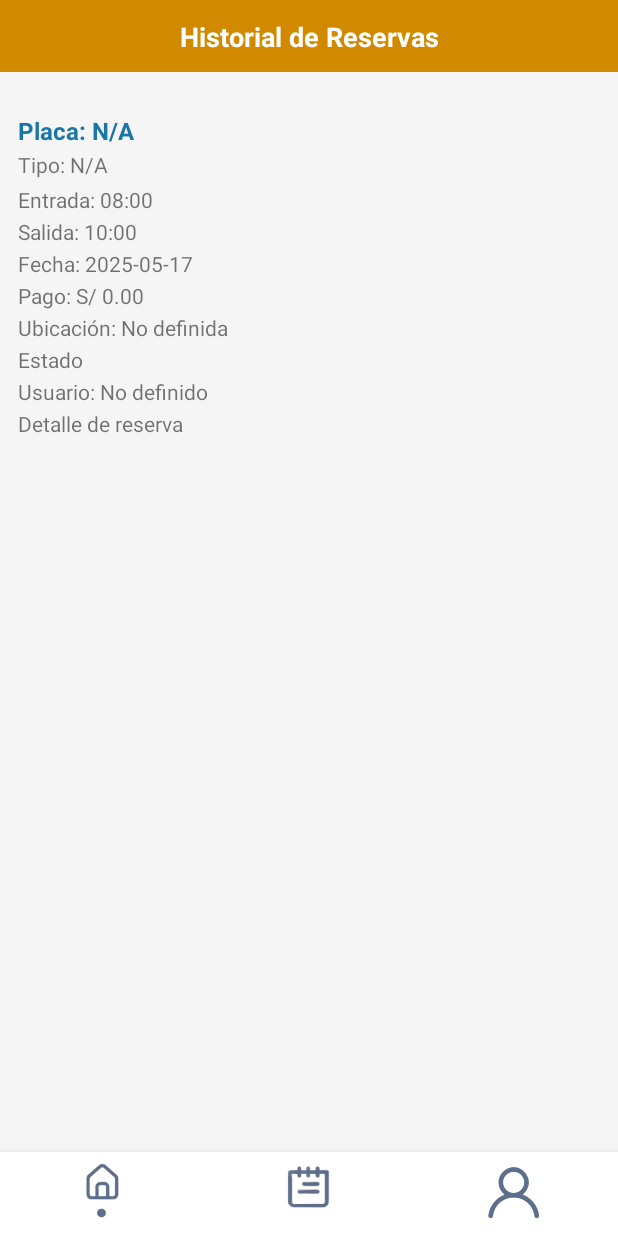
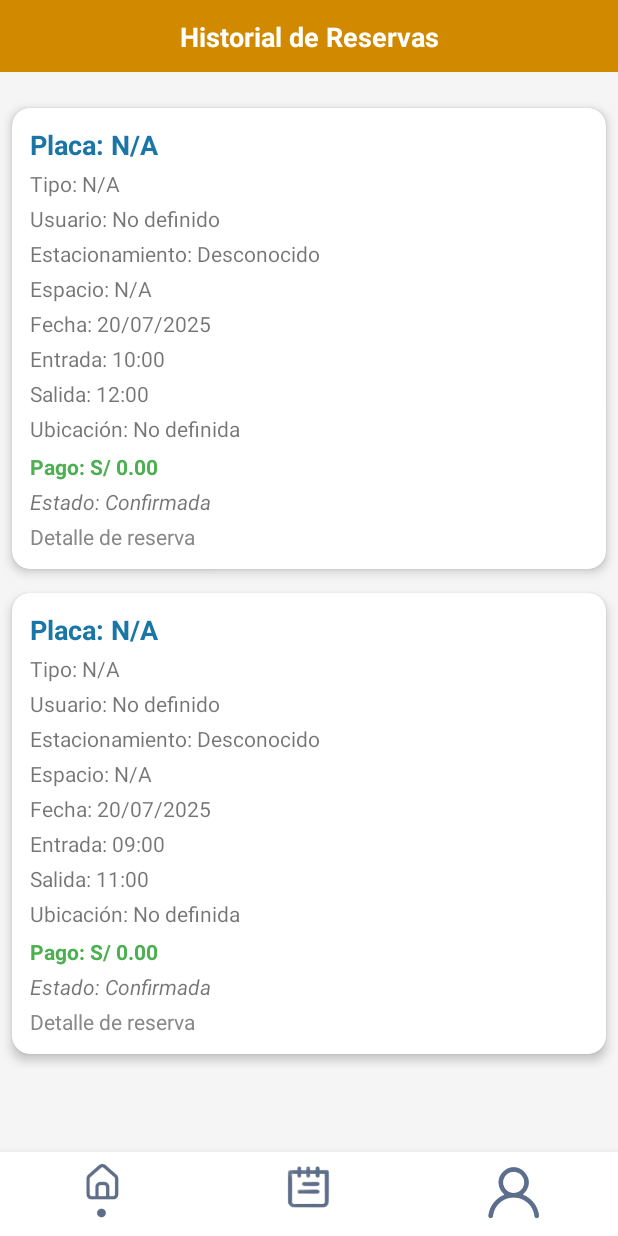
Before and after one commit to Frost173/IntegradorApp, an Android app: the ActivityHistorialReserva screen opened directly, with no data from a screen before it, on a phone screen of 412 x 824 dp. Run offline under Robolectric (Android 15) with nearby library versions, the phone set to English and light mode, and no system bars.

Commit message:
avance 3.3

```diff
--- a/app/build.gradle.kts
+++ b/app/build.gradle.kts
@@ -48,7 +48,7 @@ dependencies {
 
     implementation ("com.squareup.picasso:picasso:2.8")
 
-
+    implementation ("androidx.cardview:cardview:1.0.0")
     // Dependencias generales
     implementation(libs.appcompat)
     implementation(libs.material)
--- a/app/src/main/java/com/cochera/miproyectointegrador/DataBase/Reserva.java
+++ b/app/src/main/java/com/cochera/miproyectointegrador/DataBase/Reserva.java
@@ -22,11 +22,15 @@ public class Reserva {
 
     // Información de pago y ubicación
     private double pagoHora;
-    private double pago; // este es el que leeremos de la BD
+    private double pago;
     private String ubicacion;
 
-    // Estado de la reserva (ej: "activo", "cancelado", etc.)
+    // Estado de la reserva
     private String estado;
+
+    // Nuevos campos agregados:
+    private String nombreEstacionamiento;
+    private String codigoEspacio;
 
     // Constructor vacío
     public Reserva() {}
@@ -44,9 +48,11 @@ public class Reserva {
     public String getHoraEntrada() { return horaEntrada; }
     public String getHoraSalida() { return horaSalida; }
     public double getPagoHora() { return pagoHora; }
-    public double getPago() { return pago; }  // <--- ahora usamos esto directamente
+    public double getPago() { return pago; }
     public String getUbicacion() { return ubicacion; }
     public String getEstado() { return estado; }
+    public String getNombreEstacionamiento() { return nombreEstacionamiento; }
+    public String getCodigoEspacio() { return codigoEspacio; }
 
     // Setters
     public void setReservaid(int reservaid) { this.reservaid = reservaid; }
@@ -64,6 +70,8 @@ public class Reserva {
     public void setPago(double pago) { this.pago = pago; }
     public void setUbicacion(String ubicacion) { this.ubicacion = ubicacion; }
     public void setEstado(String estado) { this.estado = estado; }
+    public void setNombreEstacionamiento(String nombreEstacionamiento) { this.nombreEstacionamiento = nombreEstacionamiento; }
+    public void setCodigoEspacio(String codigoEspacio) { this.codigoEspacio = codigoEspacio; }
 
     // Alias methods
     public void setId(int id) {
@@ -74,9 +82,7 @@ public class Reserva {
         this.fecha = fechaReserva;
     }
 
-    //  Eliminado el método que calculaba el pago (confundía si los datos no estaban completos)
-    // Si lo necesitas, puedes renombrarlo como getPagoCalculado() y usarlo opcionalmente
-
+    // Cálculo de pago estimado
     public double getPagoCalculado() {
         try {
             String[] entrada = horaEntrada.split(":");
@@ -92,6 +98,4 @@ public class Reserva {
             return 0;
         }
     }
-
-
 }
--- a/app/src/main/java/com/cochera/miproyectointegrador/ReservaAdapter.java
+++ b/app/src/main/java/com/cochera/miproyectointegrador/ReservaAdapter.java
@@ -5,18 +5,18 @@ import android.view.LayoutInflater;
 import android.view.View;
 import android.view.ViewGroup;
 import android.widget.TextView;
+
 import androidx.annotation.NonNull;
 import androidx.recyclerview.widget.RecyclerView;
 
 import com.cochera.miproyectointegrador.DataBase.Reserva;
-import com.cochera.miproyectointegrador.R;
 
 import java.util.List;
 
 public class ReservaAdapter extends RecyclerView.Adapter<ReservaAdapter.ReservaViewHolder> {
 
-    private Context context;
-    private List<Reserva> reservaList;
+    private final Context context;
+    private final List<Reserva> reservaList;
 
     public ReservaAdapter(Context context, List<Reserva> reservaList) {
         this.context = context;
@@ -34,45 +34,33 @@ public class ReservaAdapter extends RecyclerView.Adapter<ReservaAdapter.ReservaV
     public void onBindViewHolder(@NonNull ReservaViewHolder holder, int position) {
         Reserva reserva = reservaList.get(position);
 
-        // Mostrar placa
-        holder.tvPlaca.setText("Placa: " + (reserva.getPlaca() != null ? reserva.getPlaca() : "N/A"));
+        holder.tvPlaca.setText("Placa: " + safeText(reserva.getPlaca(), "N/A"));
+        holder.tvTipoVehiculo.setText("Tipo: " + safeText(reserva.getTipoVehiculo(), "N/A"));
+        holder.tvFecha.setText("Fecha: " + safeText(reserva.getFecha(), "N/A"));
+        holder.tvHoraEntrada.setText("Entrada: " + safeText(reserva.getHoraEntrada(), "00:00"));
+        holder.tvHoraSalida.setText("Salida: " + safeText(reserva.getHoraSalida(), "00:00"));
+        holder.tvUbicacion.setText("Ubicación: " + safeText(reserva.getUbicacion(), "No definida"));
+        holder.tvPagoTotal.setText(String.format("Pago: S/ %.2f", reserva.getPago()));
+        holder.tvEstado.setText("Estado: " + safeText(reserva.getEstado(), "Pendiente"));
 
-        // Mostrar tipo de vehículo
-        holder.tvTipoVehiculo.setText("Tipo: " + (reserva.getTipoVehiculo() != null ? reserva.getTipoVehiculo() : "N/A"));
+        String nombre = reserva.getNombreUsuario() != null ? reserva.getNombreUsuario() : "";
+        String apellido = reserva.getApellidoUsuario() != null ? reserva.getApellidoUsuario() : "";
+        String usuarioCompleto = (nombre + " " + apellido).trim();
+        holder.tvUsuario.setText("Usuario: " + (usuarioCompleto.isEmpty() ? "No definido" : usuarioCompleto));
 
-        // Mostrar fecha y hora
-        holder.tvFecha.setText("Fecha: " + (reserva.getFecha() != null ? reserva.getFecha() : "N/A"));
-        holder.tvHoraEntrada.setText("Entrada: " + (reserva.getHoraEntrada() != null ? reserva.getHoraEntrada() : "00:00"));
-        holder.tvHoraSalida.setText("Salida: " + (reserva.getHoraSalida() != null ? reserva.getHoraSalida() : "00:00"));
-
-        // Mostrar ubicación (si existe en el layout)
-        if (holder.tvUbicacion != null) {
-            String ubicacion = reserva.getUbicacion();
-            holder.tvUbicacion.setText("Ubicación: " + (ubicacion != null && !ubicacion.isEmpty() ? ubicacion : "No definida"));
-        }
-
-        // Mostrar pago total con formato decimal
-        holder.tvPagoTotal.setText(String.format("Pago: S/ %.2f", reserva.getPago()));
-
-        // Mostrar nombre y apellido del usuario (si existe en el layout)
-        if (holder.tvUsuario != null) {
-            String nombre = reserva.getNombreUsuario() != null ? reserva.getNombreUsuario() : "";
-            String apellido = reserva.getApellidoUsuario() != null ? reserva.getApellidoUsuario() : "";
-            String usuarioCompleto = (nombre + " " + apellido).trim();
-            holder.tvUsuario.setText("Usuario: " + (usuarioCompleto.isEmpty() ? "No definido" : usuarioCompleto));
-        }
+        holder.tvEstacionamiento.setText("Estacionamiento: " + safeText(reserva.getNombreEstacionamiento(), "Desconocido"));
+        holder.tvEspacio.setText("Espacio: " + safeText(reserva.getCodigoEspacio(), "N/A"));
     }
-
-
 
     @Override
     public int getItemCount() {
-        return reservaList.size();
+        return reservaList != null ? reservaList.size() : 0;
     }
 
-    public static class ReservaViewHolder extends RecyclerView.ViewHolder {
+    static class ReservaViewHolder extends RecyclerView.ViewHolder {
         TextView tvPlaca, tvTipoVehiculo, tvHoraEntrada, tvHoraSalida, tvFecha, tvPagoTotal,
-                tvUbicacion, tvEstado, tvReservaDetalle, tvUsuario; //  CORREGIDO: tvUsuario agregado
+                tvUbicacion, tvEstado, tvReservaDetalle, tvUsuario,
+                tvEstacionamiento, tvEspacio;
 
         public ReservaViewHolder(@NonNull View itemView) {
             super(itemView);
@@ -86,6 +74,12 @@ public class ReservaAdapter extends RecyclerView.Adapter<ReservaAdapter.ReservaV
             tvEstado = itemView.findViewById(R.id.tvEstado);
             tvReservaDetalle = itemView.findViewById(R.id.tvReservaDetalle);
             tvUsuario = itemView.findViewById(R.id.tvUsuario);
+            tvEstacionamiento = itemView.findViewById(R.id.tvEstacionamiento);
+            tvEspacio = itemView.findViewById(R.id.tvEspacio);
         }
     }
+
+    private String safeText(String text, String defaultText) {
+        return (text != null && !text.trim().isEmpty()) ? text : defaultText;
+    }
 }
--- /dev/null
+++ b/app/src/main/res/drawable/fondo_dia_normal.xml
@@ -0,0 +1,5 @@
+<shape xmlns:android="http://schemas.android.com/apk/res/android" android:shape="rectangle">
+    <solid android:color="#FFFFFF"/>
+    <stroke android:width="1dp" android:color="#CCCCCC"/>
+    <corners android:radius="4dp"/>
+</shape>
--- a/app/src/main/res/layout/item_reserva.xml
+++ b/app/src/main/res/layout/item_reserva.xml
@@ -1,82 +1,108 @@
 <?xml version="1.0" encoding="utf-8"?>
-<LinearLayout xmlns:android="http://schemas.android.com/apk/res/android"
+<androidx.cardview.widget.CardView xmlns:android="http://schemas.android.com/apk/res/android"
+    xmlns:card_view="http://schemas.android.com/apk/res-auto"
+    android:layout_width="match_parent"
+    android:layout_height="wrap_content"
+    android:layout_margin="8dp"
+    card_view:cardCornerRadius="12dp"
+    card_view:cardElevation="4dp"
+    card_view:cardBackgroundColor="#FFFFFF">
+
+    <LinearLayout
         android:layout_width="match_parent"
         android:layout_height="wrap_content"
         android:orientation="vertical"
-    android:padding="12dp"
-    android:background="?android:attr/selectableItemBackground"
-    android:layout_marginBottom="8dp">
+        android:padding="12dp">
 
         <TextView
             android:id="@+id/tvPlaca"
-        android:layout_width="wrap_content"
+            android:layout_width="match_parent"
             android:layout_height="wrap_content"
             android:text="Placa"
             android:textStyle="bold"
-        android:textSize="16sp"
+            android:textSize="18sp"
             android:textColor="#1976A6" />
 
         <TextView
             android:id="@+id/tvTipoVehiculo"
-        android:layout_width="wrap_content"
+            android:layout_width="match_parent"
             android:layout_height="wrap_content"
             android:text="Tipo de Vehículo"
-        android:layout_marginTop="2dp" />
+            android:layout_marginTop="4dp" />
+
+        <TextView
+            android:id="@+id/tvUsuario"
+            android:layout_width="match_parent"
+            android:layout_height="wrap_content"
+            android:text="Usuario:"
+            android:layout_marginTop="4dp" />
+
+        <TextView
+            android:id="@+id/tvEstacionamiento"
+            android:layout_width="match_parent"
+            android:layout_height="wrap_content"
+            android:text="Estacionamiento: "
+            android:layout_marginTop="4dp" />
+
+        <TextView
+            android:id="@+id/tvEspacio"
+            android:layout_width="match_parent"
+            android:layout_height="wrap_content"
+            android:text="Espacio: "
+            android:layout_marginTop="4dp" />
+
+        <TextView
+            android:id="@+id/tvFecha"
+            android:layout_width="match_parent"
+            android:layout_height="wrap_content"
+            android:text="Fecha"
+            android:layout_marginTop="4dp" />
 
         <TextView
             android:id="@+id/tvHoraEntrada"
-        android:layout_width="wrap_content"
+            android:layout_width="match_parent"
             android:layout_height="wrap_content"
             android:text="Hora Entrada"
             android:layout_marginTop="4dp" />
 
         <TextView
             android:id="@+id/tvHoraSalida"
-        android:layout_width="wrap_content"
+            android:layout_width="match_parent"
             android:layout_height="wrap_content"
             android:text="Hora Salida"
-        android:layout_marginTop="2dp" />
+            android:layout_marginTop="4dp" />
 
         <TextView
-        android:id="@+id/tvFecha"
-        android:layout_width="wrap_content"
+            android:id="@+id/tvUbicacion"
+            android:layout_width="match_parent"
             android:layout_height="wrap_content"
-        android:text="Fecha"
-        android:layout_marginTop="2dp" />
+            android:text="Ubicación"
+            android:layout_marginTop="4dp" />
 
         <TextView
             android:id="@+id/tvPagoTotal"
-        android:layout_width="wrap_content"
+            android:layout_width="match_parent"
             android:layout_height="wrap_content"
-        android:text="Pago/hora"
-        android:layout_marginTop="2dp" />
-
-    <TextView
-        android:id="@+id/tvUbicacion"
-        android:layout_width="wrap_content"
-        android:layout_height="wrap_content"
-        android:text="Ubicación"
-        android:layout_marginTop="2dp" />
+            android:text="Pago: S/ 0.00"
+            android:textStyle="bold"
+            android:textColor="#4CAF50"
+            android:layout_marginTop="6dp" />
 
         <TextView
             android:id="@+id/tvEstado"
-        android:layout_width="wrap_content"
+            android:layout_width="match_parent"
             android:layout_height="wrap_content"
             android:text="Estado"
-        android:layout_marginTop="2dp" />
-
-    <TextView
-        android:id="@+id/tvUsuario"
-        android:layout_width="wrap_content"
-        android:layout_height="wrap_content"
-        android:text="Usuario:"
-        android:layout_marginTop="2dp" />
+            android:textStyle="italic"
+            android:layout_marginTop="4dp" />
 
         <TextView
             android:id="@+id/tvReservaDetalle"
-        android:layout_width="wrap_content"
+            android:layout_width="match_parent"
             android:layout_height="wrap_content"
             android:text="Detalle de reserva"
-        android:layout_marginTop="2dp" />
+            android:layout_marginTop="4dp"
+            android:textColor="#888888" />
+    </LinearLayout>
 
-</LinearLayout>
+</androidx.cardview.widget.CardView>
--- a/app/src/main/res/values/colors.xml
+++ b/app/src/main/res/values/colors.xml
@@ -9,9 +9,10 @@
     <color name="gray_200">#EEEEEE</color>
     <color name="colorDiaSeleccionado">#1976A6</color> <!-- azul para seleccionado -->
     <color name="colorDiaPresionado">#90CAF9</color>  <!-- azul claro para presionado -->
-    <color name="verdeReserva">#A5D6A7</color> <!-- Verde suave, lo puedes cambiar -->
     <color name="estado_disponible">#4CAF50</color> <!-- Verde -->
     <color name="estado_reservado">#FF9800</color> <!-- Naranja -->
     <color name="estado_ocupado">#F44336</color>   <!-- Rojo -->
+    <color name="verdeReserva">#4CAF50</color>
+
 
 </resources>
```
Also changed, not shown: app/src/main/java/com/cochera/miproyectointegrador/CalendarioActivity.java (+9 -22 lines), app/src/main/java/com/cochera/miproyectointegrador/DataBase/DBHelper.java (+60 -36 lines), app/src/main/res/drawable/fondo_dia_reserva.xml (added, +11 -0 lines), app/src/main/res/layout/item_dia.xml (added, +11 -0 lines). Lines whose indentation alone changed are shown as unchanged.
